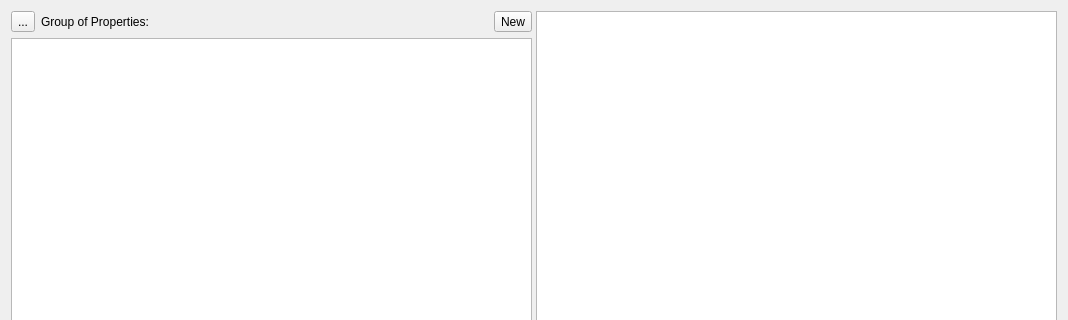
Above: src/bsdd_gui/module/group_of_properties/qt/Widget.ui from c-mellueh/bSDD-Toolkit before the change; both pictures show x 0 to 1068 and y 0 to 320 of the 1068 by 706 pixel window. Below: the same form after it.
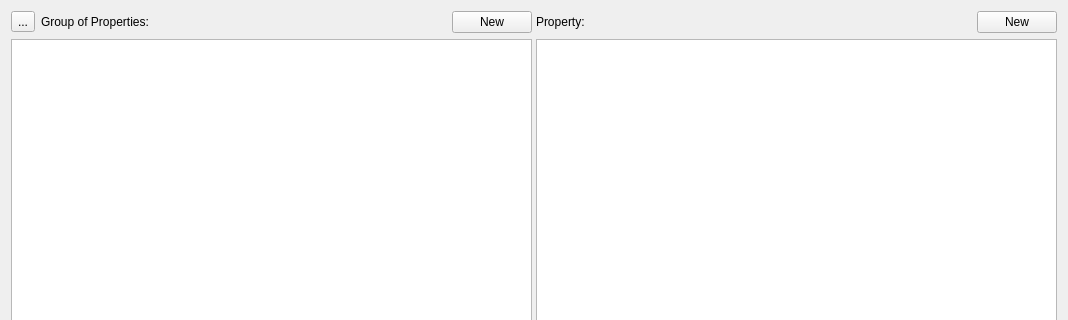
That is the form after the change. Custom widgets are drawn as their Qt base class.

```diff
--- a/src/bsdd_gui/module/group_of_properties/qt/Widget.ui
+++ b/src/bsdd_gui/module/group_of_properties/qt/Widget.ui
@@ -30,28 +30,54 @@
        </item>
        <item row="0" column="1">
         <widget class="QLabel" name="lb_class">
+         <property name="sizePolicy">
+          <sizepolicy hsizetype="Preferred" vsizetype="Preferred">
+           <horstretch>1</horstretch>
+           <verstretch>0</verstretch>
+          </sizepolicy>
+         </property>
          <property name="text">
           <string>Group of Properties:</string>
          </property>
         </widget>
        </item>
-       <item row="0" column="2">
-        <widget class="QToolButton" name="tb_new">
-         <property name="text">
-          <string>New</string>
-         </property>
-        </widget>
-       </item>
        <item row="1" column="0" colspan="3">
         <widget class="GroupOfPropertiesView" name="treeView"/>
        </item>
+       <item row="0" column="2">
+        <widget class="QPushButton" name="pb_new_class">
+         <property name="text">
+          <string>New</string>
+         </property>
+        </widget>
+       </item>
       </layout>
      </widget>
      <widget class="QWidget" name="gridLayoutWidget">
       <layout class="QGridLayout" name="gridLayout">
        <item row="0" column="0">
+        <widget class="QLabel" name="label">
+         <property name="sizePolicy">
+          <sizepolicy hsizetype="Preferred" vsizetype="Preferred">
+           <horstretch>1</horstretch>
+           <verstretch>0</verstretch>
+          </sizepolicy>
+         </property>
+         <property name="text">
+          <string>Property:</string>
+         </property>
+        </widget>
+       </item>
+       <item row="1" column="0" colspan="2">
         <widget class="QTableView" name="tableView"/>
        </item>
+       <item row="0" column="1">
+        <widget class="QPushButton" name="pb_new_prop">
+         <property name="text">
+          <string>New</string>
+         </property>
+        </widget>
+       </item>
       </layout>
      </widget>
     </widget>
```
